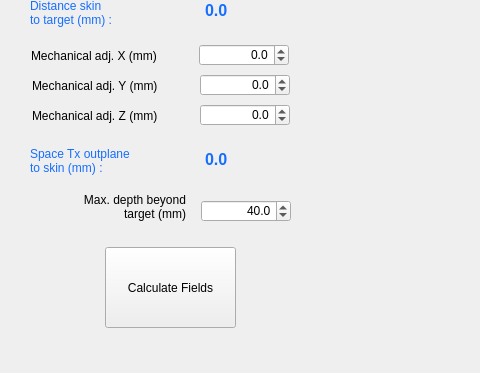
The window that BabelBrain/Babel_CTX500/form.ui (ProteusMRIgHIFU/BabelBrain) describes before a commit, drawn with Qt 5; both pictures show x 0 to 480 and y 100 to 473 of the 1251 by 473 pixel window.
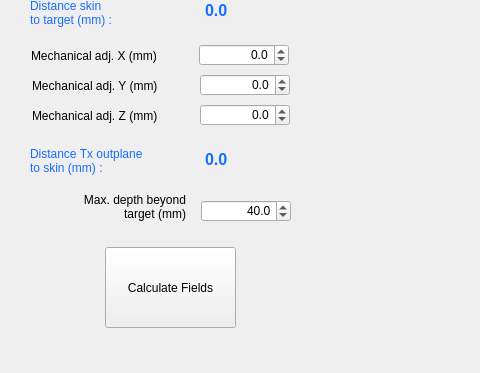
The same window after the commit.

Diff of the .ui file:
```diff
--- a/BabelBrain/Babel_CTX500/form.ui
+++ b/BabelBrain/Babel_CTX500/form.ui
@@ -360,7 +360,7 @@
     <string notr="true">color:rgb(22, 110, 255)</string>
    </property>
    <property name="text">
-    <string>Space Tx outplane 
+    <string>Distance Tx outplane 
 to skin (mm) :</string>
    </property>
    <property name="indent">
```
